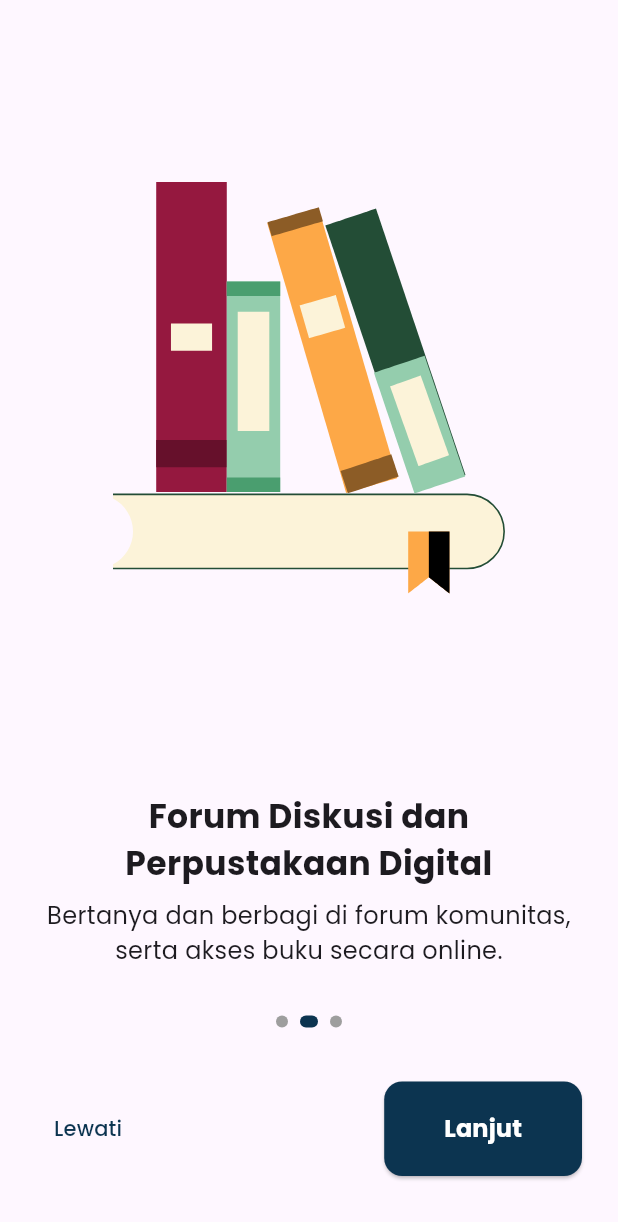
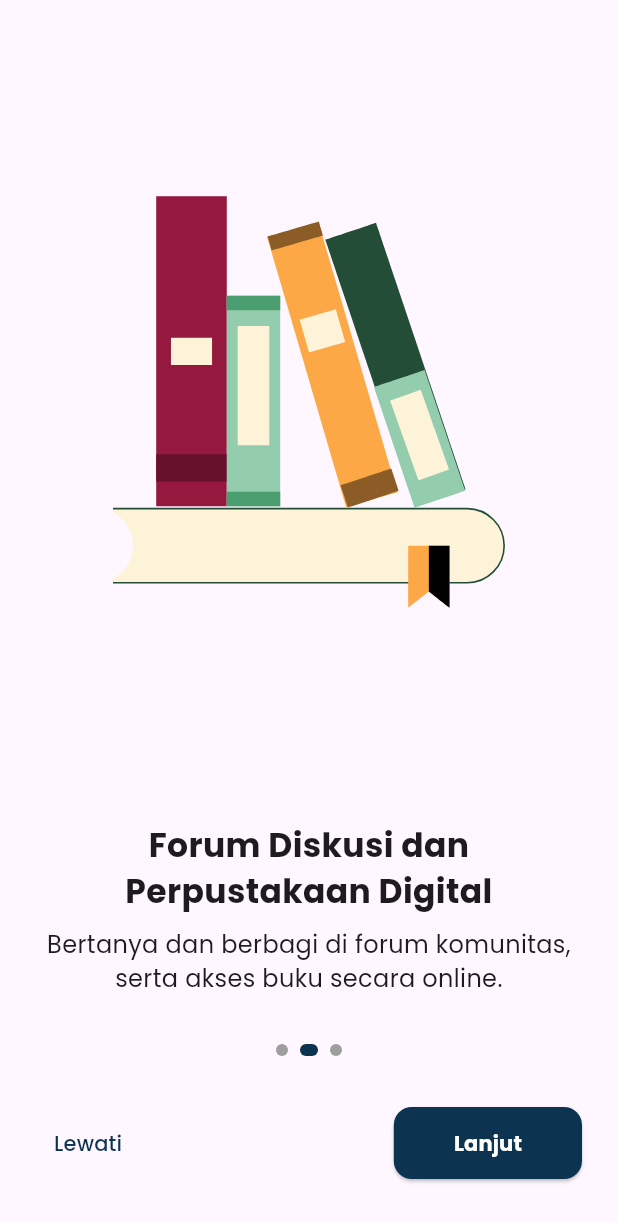
Before and after one commit to KingPublic/LokaIlmu_FE_Guru, a Flutter app: the screen it shows after launch, swiped to page 2, on a phone screen of 412 x 824 dp. Shown: the top 1222 px of the screen. Run offline on Flutter 3.47's test engine with Material 3 defaults, Android fonts, the phone set to English and light mode, and no system bars; our stand-ins replace dio, equatable, file_picker, flutter_bloc, flutter_svg, get_it and 7 more; accounts and stored records are empty; project files that could hold a hidden picture were left out.

Commit message:
apihpnieh_

```diff
--- a/lokalilmu_guru/lib/bukusaya.dart
+++ b/lokalilmu_guru/lib/bukusaya.dart
@@ -286,7 +286,7 @@ class _BukuSayaPageState extends State<BukuSayaPage> {
                                                   onPressed: () {
                                                     context.read<PerpusCubit>().openBookFile(book);
                                                   },
-                                                  icon: const Icon(Icons.menu_book, size: 16),
+                                                  icon: const Icon(Icons.menu_book, size: 16, color: Colors.white),
                                                   label: const Text('Baca'),
                                                   style: ElevatedButton.styleFrom(
                                                     backgroundColor: const Color(0xFF1B3C73),
--- a/lokalilmu_guru/lib/forum.dart
+++ b/lokalilmu_guru/lib/forum.dart
@@ -697,7 +697,7 @@ class _CreatePostViewState extends State<CreatePostView> {
                             style: TextStyle(
                               color: Colors.white,
                               fontSize: 16,
-                              fontWeight: FontWeight.w600,
+                              fontWeight: FontWeight.w500,
                             ),
                           ),
                   ),
--- a/lokalilmu_guru/lib/main.dart
+++ b/lokalilmu_guru/lib/main.dart
@@ -425,7 +425,7 @@ class _OnboardingScreenState extends State<OnboardingScreen> {
           ),
           const SizedBox(height: 20),
         Padding(
-        padding: const EdgeInsets.symmetric(horizontal: 24.0, vertical: 16.0),
+        padding: const EdgeInsets.symmetric(horizontal: 24.0, vertical: 14.0),
         child: _currentIndex == pages.length - 1
             ? SizedBox(
                 width: double.infinity,
@@ -466,7 +466,7 @@ class _OnboardingScreenState extends State<OnboardingScreen> {
                     onPressed: _onNext,
                     style: ElevatedButton.styleFrom(
                       backgroundColor: const Color(0xFF0C3450),
-                      padding: const EdgeInsets.symmetric(horizontal: 40, vertical: 20),
+                      padding: const EdgeInsets.symmetric(horizontal: 40, vertical: 14),
                       shape: RoundedRectangleBorder(
                         borderRadius: BorderRadius.circular(12),
                       ),
@@ -474,7 +474,7 @@ class _OnboardingScreenState extends State<OnboardingScreen> {
                     child: const Text(
                       "Lanjut",
                       style: TextStyle(
-                        fontSize: 16,
+                        fontSize: 14,
                         fontWeight: FontWeight.bold,
                         color: Colors.white,
                       ),
--- a/lokalilmu_guru/lib/mentor_profile.dart
+++ b/lokalilmu_guru/lib/mentor_profile.dart
@@ -326,7 +326,7 @@ class _MentorProfilePageState extends State<MentorProfilePage> {
                                   style: ElevatedButton.styleFrom(
                                     backgroundColor: const Color(0xFFFFC107),
                                     foregroundColor: const Color(0xFF1B3C73),
-                                    padding: const EdgeInsets.symmetric(vertical: 22),
+                                    padding: const EdgeInsets.symmetric(vertical: 18),
                                     shape: RoundedRectangleBorder(
                                       borderRadius: BorderRadius.circular(8),
                                     ),
@@ -346,7 +346,7 @@ class _MentorProfilePageState extends State<MentorProfilePage> {
                                   style: ElevatedButton.styleFrom(
                                     backgroundColor: const Color(0xFF1B3C73),
                                     foregroundColor: Colors.white,
-                                    padding: const EdgeInsets.symmetric(vertical: 22),
+                                    padding: const EdgeInsets.symmetric(vertical: 18),
                                     shape: RoundedRectangleBorder(
                                       borderRadius: BorderRadius.circular(8),
                                     ),
--- a/lokalilmu_guru/lib/repositories/auth_repository.dart
+++ b/lokalilmu_guru/lib/repositories/auth_repository.dart
@@ -31,7 +31,7 @@ void debugFormData(FormData formData) {
 class AuthRepository {
   final Dio _dio = Dio(
     BaseOptions(
-      baseUrl: 'http://127.0.0.1:8000/api',
+      baseUrl: 'http://192.168.193.176:8000/api',
       connectTimeout: const Duration(seconds: 10),
       receiveTimeout: const Duration(seconds: 10),
       headers: {
--- a/lokalilmu_guru/lib/repositories/edit_repository.dart
+++ b/lokalilmu_guru/lib/repositories/edit_repository.dart
@@ -16,7 +16,7 @@ class EditProfileRepository {
 
   final Dio _dio = Dio(
     BaseOptions(
-      baseUrl: 'http://127.0.0.1:8000/api',
+      baseUrl: 'http://192.168.193.176:8000/api',
       connectTimeout: const Duration(seconds: 10),
       receiveTimeout: const Duration(seconds: 10),
       headers: {
```
Also changed, not shown: lokalilmu_guru/lib/chat_detail.dart (+21 -22 lines).
